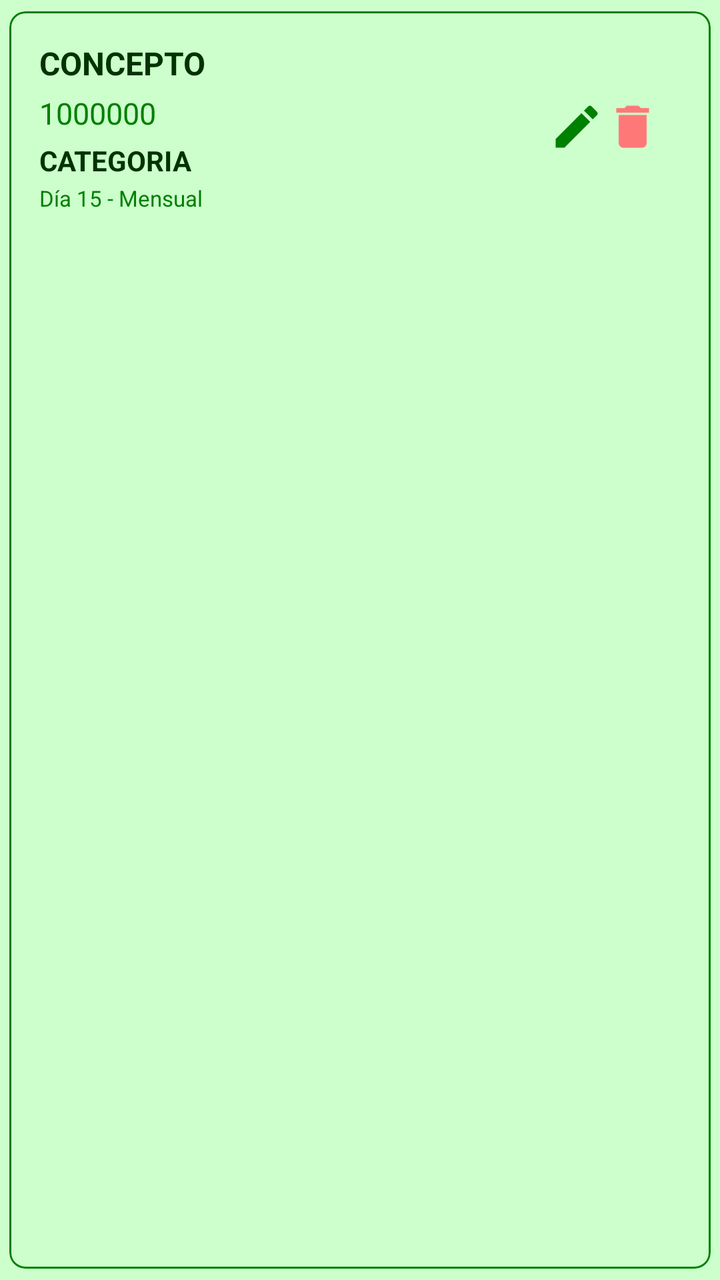
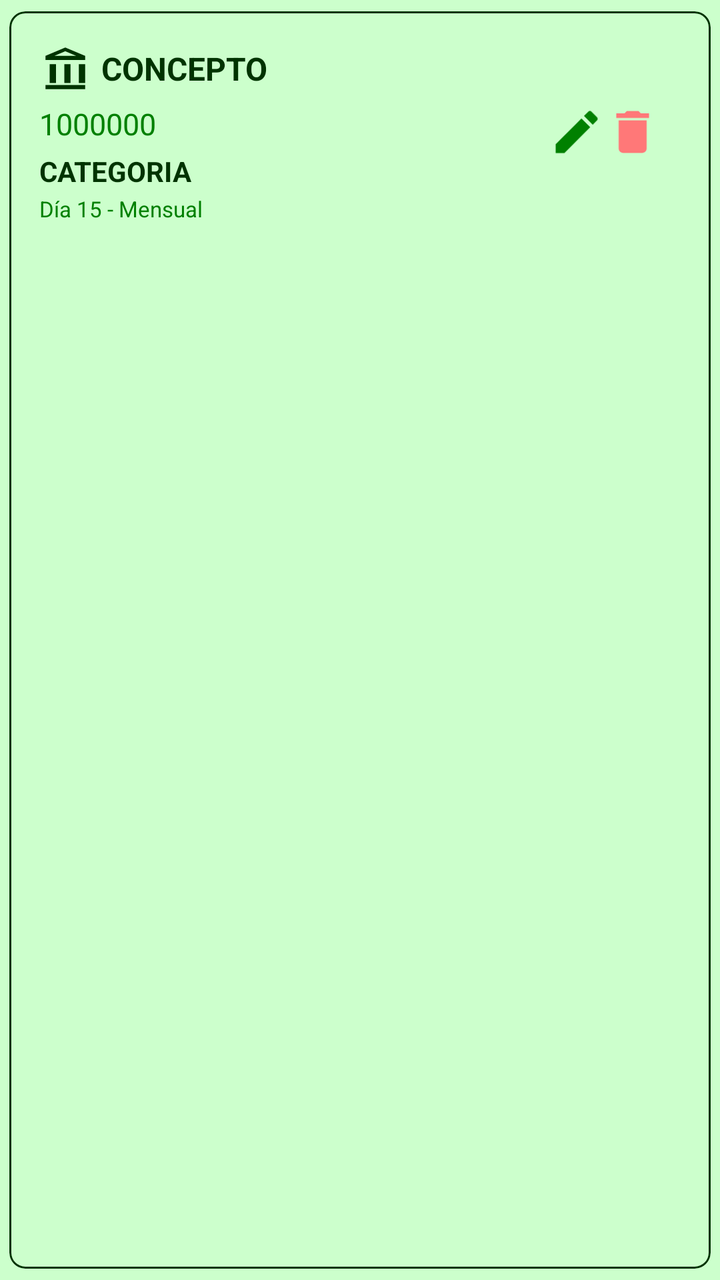

Before-and-after screenshots of an Android layout around one commit, followed by the original layout XML and the change that was made.
<!-- AndroidManifest.xml: application theme Theme.MyLittleFinanControl -->
<!-- res/layout/item_gasto_fijo.xml -->
<?xml version="1.0" encoding="utf-8"?>
<com.google.android.material.card.MaterialCardView xmlns:android="http://schemas.android.com/apk/res/android"
    xmlns:app="http://schemas.android.com/apk/res-auto"
    android:layout_width="match_parent"
    android:layout_height="wrap_content"
    app:cardBackgroundColor="@color/primary_glass"
    app:cardCornerRadius="8dp"
    app:cardElevation="0dp"
    app:cardUseCompatPadding="true"
    app:strokeWidth="1dp"
    app:strokeColor="@color/primary">

    <RelativeLayout
        android:layout_width="match_parent"
        android:layout_height="wrap_content"
        android:padding="15dp">

        <LinearLayout
            android:layout_width="wrap_content"
            android:layout_height="wrap_content"
            android:layout_alignParentStart="true"
            android:layout_toStartOf="@+id/ll_acciones"
            android:orientation="vertical">

            <TextView
                android:id="@+id/tv_concepto"
                android:layout_width="wrap_content"
                android:layout_height="wrap_content"
                android:text="Concepto"
                android:textAllCaps="true"
                android:textSize="16sp"
                android:textStyle="bold"
                android:textColor="@color/black" />

            <TextView
                android:id="@+id/tv_monto"
                android:layout_width="wrap_content"
                android:layout_height="wrap_content"
                android:layout_marginTop="4dp"
                android:text="1000000"
                android:textSize="15sp"
                android:textColor="@color/primary" />

            <TextView
                android:id="@+id/tv_categoria"
                android:layout_width="wrap_content"
                android:layout_height="wrap_content"
                android:layout_marginTop="4dp"
                android:text="Categoria"
                android:textAllCaps="true"
                android:textStyle="bold"
                android:textSize="14sp"
                android:textColor="@color/black"/>

            <TextView
                android:id="@+id/tv_pago_info"
                android:layout_width="wrap_content"
                android:layout_height="wrap_content"
                android:layout_marginTop="2dp"
                android:text="Día 15 - Mensual"
                android:textSize="11sp"
                android:textColor="@color/primary" />

        </LinearLayout>

        <LinearLayout
            android:id="@+id/ll_acciones"
            android:layout_width="wrap_content"
            android:layout_height="wrap_content"
            android:layout_alignParentEnd="true"
            android:layout_centerVertical="true"
            android:orientation="horizontal">
            <ImageView
                android:id="@+id/iv_editar"
                android:layout_alignParentEnd="true"
                android:src="@drawable/ic_edit"
                app:tint="@color/primary"
                android:layout_width="28dp"
                android:layout_height="28dp"/>

            <ImageView
                android:id="@+id/iv_eliminar"
                android:layout_alignParentEnd="true"
                android:src="@drawable/ic_delete"
                android:layout_marginEnd="10dp"
                app:tint="@color/accent_alerta"
                android:layout_width="28dp"
                android:layout_height="28dp" />
        </LinearLayout>



    </RelativeLayout>
</com.google.android.material.card.MaterialCardView>
<!-- resources referenced by this layout -->
<resources>
  <color name="accent_alerta">#FF7878</color>
  <color name="black">#003300</color>
  <color name="primary">#008000</color>
  <color name="primary_glass">#66CCFFCC</color>
  <!-- drawable ic_delete (drawable) -->
  <vector xmlns:android="http://schemas.android.com/apk/res/android" android:autoMirrored="true" android:height="24dp" android:tint="#1F4F98" android:viewportHeight="24" android:viewportWidth="24" android:width="24dp">
        
      <path android:fillColor="@android:color/white" android:pathData="M6,19c0,1.1 0.9,2 2,2h8c1.1,0 2,-0.9 2,-2V7H6v12zM19,4h-3.5l-1,-1h-5l-1,1H5v2h14V4z"/>
      
  </vector>
  <!-- drawable ic_edit (drawable) -->
  <vector xmlns:android="http://schemas.android.com/apk/res/android" android:autoMirrored="true" android:height="24dp" android:tint="#1F4F98" android:viewportHeight="24" android:viewportWidth="24" android:width="24dp">
        
      <path android:fillColor="@android:color/white" android:pathData="M3,17.25V21h3.75L17.81,9.94l-3.75,-3.75L3,17.25zM20.71,7.04c0.39,-0.39 0.39,-1.02 0,-1.41l-2.34,-2.34c-0.39,-0.39 -1.02,-0.39 -1.41,0l-1.83,1.83 3.75,3.75 1.83,-1.83z"/>
      
  </vector>
  <style name="Theme.MyLittleFinanControl" parent="Base.Theme.MyLittleFinanControl" />
  <style name="Base.Theme.MyLittleFinanControl" parent="Theme.Material3.DayNight.NoActionBar">
          
          <item name="colorPrimary">@color/primary</item>
          <item name="colorOnPrimary">@color/white</item>
          <item name="colorSecondary">@color/secondary</item>
          <item name="colorOnSecondary">@color/white</item>
          
          
          <item name="android:windowBackground">@color/background_light</item>
          <item name="colorSurface">@color/background_light</item>
          
          
          <item name="colorError">@color/accent_alerta</item>
          
          
          <item name="android:statusBarColor">@color/background_light</item>
          <item name="android:windowLightStatusBar">true</item>
      </style>
  <color name="white">#CCFFCC</color>
  <color name="secondary">#33FF00</color>
  <color name="background_light">#CCFFCC</color>
</resources>

<!-- the commit's change to res/layout/item_gasto_fijo.xml (unified diff, before → after) -->
@@ -3,12 +3,12 @@
     xmlns:app="http://schemas.android.com/apk/res-auto"
     android:layout_width="match_parent"
     android:layout_height="wrap_content"
-    app:cardBackgroundColor="@color/primary_glass"
+    app:cardBackgroundColor="?attr/colorPrimaryContainer"
     app:cardCornerRadius="8dp"
     app:cardElevation="0dp"
     app:cardUseCompatPadding="true"
     app:strokeWidth="1dp"
-    app:strokeColor="@color/primary">
+    app:strokeColor="?attr/colorOnSurface">
 
     <RelativeLayout
         android:layout_width="match_parent"
@@ -22,15 +22,31 @@
             android:layout_toStartOf="@+id/ll_acciones"
             android:orientation="vertical">
 
-            <TextView
-                android:id="@+id/tv_concepto"
-                android:layout_width="wrap_content"
+            <RelativeLayout
+                android:layout_width="match_parent"
                 android:layout_height="wrap_content"
-                android:text="Concepto"
-                android:textAllCaps="true"
-                android:textSize="16sp"
-                android:textStyle="bold"
-                android:textColor="@color/black" />
+                android:padding="1dp">
+
+                <ImageView
+                    android:id="@+id/iv_icono_deuda"
+                    android:layout_width="25dp"
+                    android:layout_height="25dp"
+                    android:layout_centerVertical="true"
+                    android:src="@drawable/ic_gastos_fijos"
+                    app:tint="?attr/colorOnSurface" />
+
+                <TextView
+                    android:id="@+id/tv_concepto"
+                    android:layout_width="wrap_content"
+                    android:layout_height="wrap_content"
+                    android:layout_marginStart="30dp"
+                    android:text="Concepto"
+                    android:layout_centerVertical="true"
+                    android:textAllCaps="true"
+                    android:textSize="16sp"
+                    android:textStyle="bold"
+                    android:textColor="?attr/colorOnSurface" />
+            </RelativeLayout>
 
             <TextView
                 android:id="@+id/tv_monto"
@@ -39,7 +55,7 @@
                 android:layout_marginTop="4dp"
                 android:text="1000000"
                 android:textSize="15sp"
-                android:textColor="@color/primary" />
+                android:textColor="?attr/colorPrimary" />
 
             <TextView
                 android:id="@+id/tv_categoria"
@@ -50,7 +66,7 @@
                 android:textAllCaps="true"
                 android:textStyle="bold"
                 android:textSize="14sp"
-                android:textColor="@color/black"/>
+                android:textColor="?attr/colorOnSurface"/>
 
             <TextView
                 android:id="@+id/tv_pago_info"
@@ -59,7 +75,7 @@
                 android:layout_marginTop="2dp"
                 android:text="Día 15 - Mensual"
                 android:textSize="11sp"
-                android:textColor="@color/primary" />
+                android:textColor="?attr/colorPrimary" />
 
         </LinearLayout>
 
@@ -70,11 +86,12 @@
             android:layout_alignParentEnd="true"
             android:layout_centerVertical="true"
             android:orientation="horizontal">
+
             <ImageView
                 android:id="@+id/iv_editar"
                 android:layout_alignParentEnd="true"
                 android:src="@drawable/ic_edit"
-                app:tint="@color/primary"
+                app:tint="?attr/colorPrimary"
                 android:layout_width="28dp"
                 android:layout_height="28dp"/>
 
<!-- resource entries referenced after the edit -->
@@ -1,9 +1,6 @@
 <!-- resources referenced by this layout -->
 <resources>
   <color name="accent_alerta">#FF7878</color>
-  <color name="black">#003300</color>
-  <color name="primary">#008000</color>
-  <color name="primary_glass">#66CCFFCC</color>
   <!-- drawable ic_delete (drawable) -->
   <vector xmlns:android="http://schemas.android.com/apk/res/android" android:autoMirrored="true" android:height="24dp" android:tint="#1F4F98" android:viewportHeight="24" android:viewportWidth="24" android:width="24dp">
         
@@ -16,25 +13,55 @@
       <path android:fillColor="@android:color/white" android:pathData="M3,17.25V21h3.75L17.81,9.94l-3.75,-3.75L3,17.25zM20.71,7.04c0.39,-0.39 0.39,-1.02 0,-1.41l-2.34,-2.34c-0.39,-0.39 -1.02,-0.39 -1.41,0l-1.83,1.83 3.75,3.75 1.83,-1.83z"/>
       
   </vector>
+  <!-- drawable ic_gastos_fijos (drawable) -->
+  <vector xmlns:android="http://schemas.android.com/apk/res/android"
+      android:width="24dp"
+      android:height="24dp"
+      android:viewportWidth="24"
+      android:viewportHeight="24">
+      <path
+          android:fillColor="@color/secondary"
+          android:pathData="M11.5,2L2,6v2h19V6L11.5,2zM6.29,6l5.21,-2.21L16.71,6H6.29zM2,22h19v-2H2v2zM4,10v9h3v-9H4zm7,0v9h3v-9h-3zm7,0v9h3v-9h-3z"/>
+  </vector>
   <style name="Theme.MyLittleFinanControl" parent="Base.Theme.MyLittleFinanControl" />
   <style name="Base.Theme.MyLittleFinanControl" parent="Theme.Material3.DayNight.NoActionBar">
           
-          <item name="colorPrimary">@color/primary</item>
-          <item name="colorOnPrimary">@color/white</item>
-          <item name="colorSecondary">@color/secondary</item>
-          <item name="colorOnSecondary">@color/white</item>
-          
+  
+          <item name="colorPrimary">@color/verde_oscuro</item>
+  
+          <item name="colorOnPrimary">@color/verde_claro</item>
+  
+  
+          <item name="colorPrimaryContainer">@color/verde_transparente</item>
+          <item name="colorOnPrimaryContainer">@color/verde_negro</item>
+  
+  
+          <item name="colorSecondary">@color/white</item>
+  
+          <item name="colorOnSecondary">@color/secondary</item>
+  
+  
+          <item name="colorOutline">@color/verde_negro</item>
+  
+  
+          <item name="colorOnSurface">@color/verde_negro</item>
+  
           
           <item name="android:windowBackground">@color/background_light</item>
-          <item name="colorSurface">@color/background_light</item>
-          
-          
+          <item name="colorSurface">@color/verde_transparente</item>
+  
           <item name="colorError">@color/accent_alerta</item>
-          
+  
+          <item name="colorOnError">@color/accent_alerta</item>
+  
           
           <item name="android:statusBarColor">@color/background_light</item>
           <item name="android:windowLightStatusBar">true</item>
       </style>
+  <color name="verde_oscuro">#008000</color>
+  <color name="verde_claro">#CCFFCC</color>
+  <color name="verde_transparente">#5FCCFFCC</color>
+  <color name="verde_negro">#003300</color>
   <color name="white">#CCFFCC</color>
   <color name="secondary">#33FF00</color>
   <color name="background_light">#CCFFCC</color>
